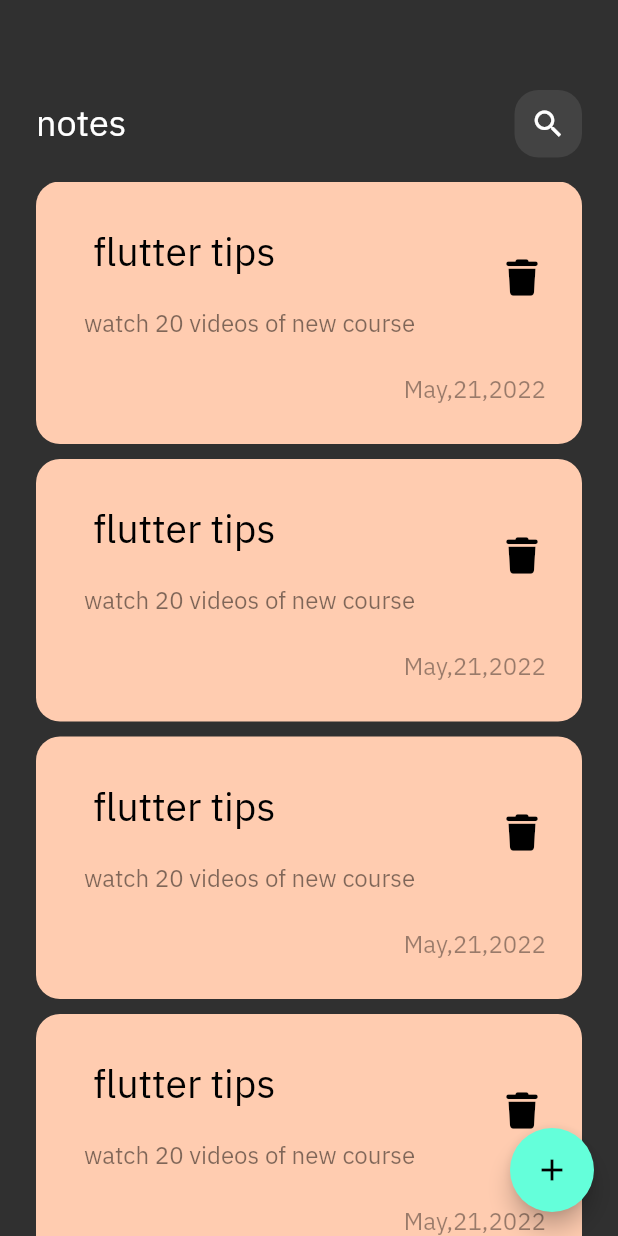
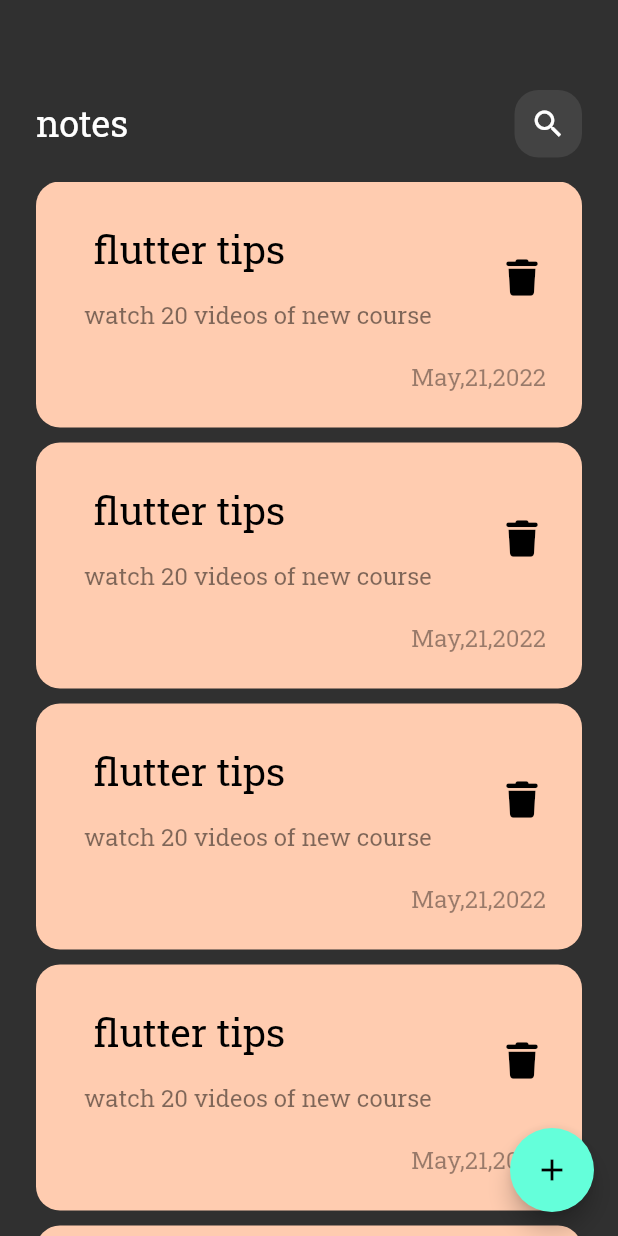
Before and after one commit to Ali1910/notesapp-main, a Flutter app: the screen it shows after launch, on a phone screen of 412 x 824 dp. Run offline on Flutter 3.47's test engine with Material 2 defaults, Android fonts, the phone set to English and light mode, and no system bars; our stand-ins replace font_awesome_flutter.

Commit message:
cahnged font

```diff
--- a/lib/main.dart
+++ b/lib/main.dart
@@ -12,8 +12,7 @@ class NotesApp extends StatelessWidget {
   Widget build(BuildContext context) {
     return MaterialApp(
       debugShowCheckedModeBanner: false,
-      theme: ThemeData(
-          brightness: Brightness.dark, fontFamily: 'IBM Plex Sans Arabic'),
+      theme: ThemeData(brightness: Brightness.dark, fontFamily: 'Roboto Slab'),
       home: const NotesView(),
     );
   }
--- a/pubspec.yaml
+++ b/pubspec.yaml
@@ -80,6 +80,9 @@ flutter:
     - family: IBM Plex Sans Arabic
       fonts:
         - asset: assets/fonts/IBMPlexSansArabic-Regular.ttf
+    - family: Roboto Slab
+      fonts:
+        - asset: assets/fonts/RobotoSlab-VariableFont_wght.ttf
 
 
   # For details regarding fonts from package dependencies,
```
Also changed, not shown: assets/fonts/RobotoSlab-VariableFont_wght.ttf (added).
